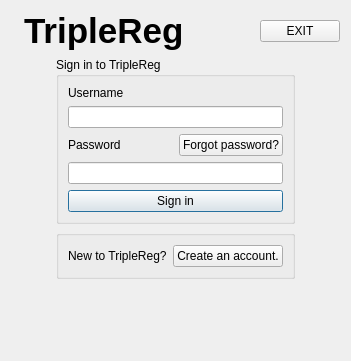
Qt form TripleReg/dialogsinginuser.ui (ziemastz/SL) before a commit.
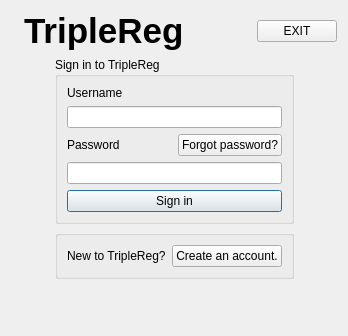
The same form after that commit. Icons and pictures are not drawn.

Commit message: review of TripleReg UI

Diff of the .ui file:
```diff
--- a/TripleReg/dialogsinginuser.ui
+++ b/TripleReg/dialogsinginuser.ui
@@ -6,8 +6,8 @@
    <rect>
     <x>0</x>
     <y>0</y>
-    <width>351</width>
-    <height>361</height>
+    <width>348</width>
+    <height>336</height>
    </rect>
   </property>
   <property name="windowTitle">
```
Left out of the diff: 7 changed lines with no effect on the pictures. The commit also changes 4 other files.
